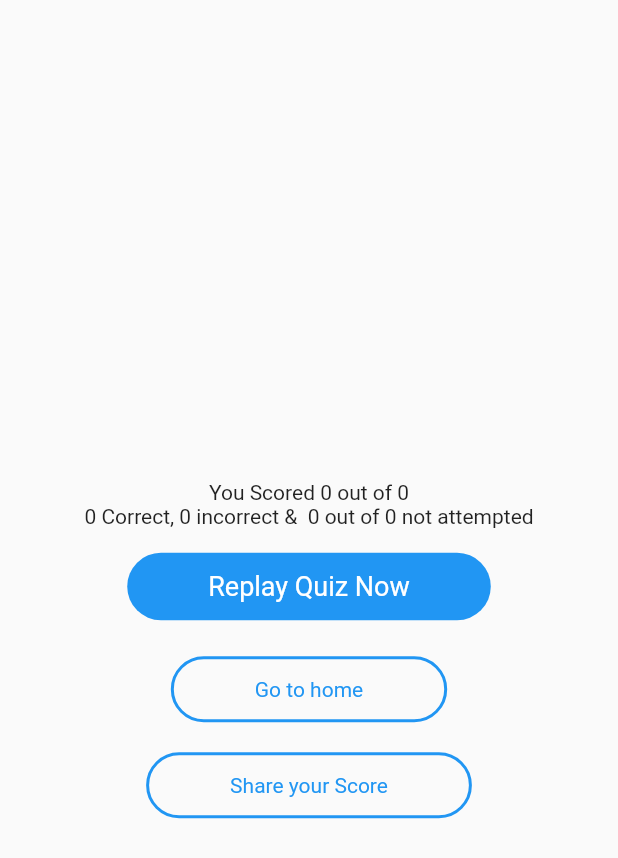
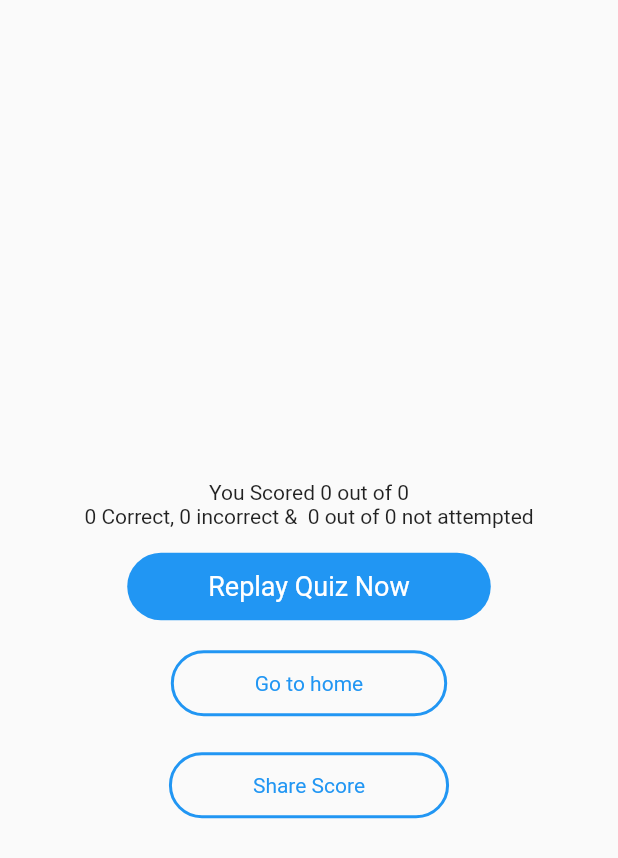
Before and after one commit to team-granite/Teamgranite_Sport_Trivia_app, a Flutter app: the Result screen opened directly with empty values, on a phone screen of 412 x 824 dp. Shown: the top 858 px of the screen. Run offline on Flutter 3.47's test engine with Material 2 defaults, Android fonts, the phone set to English and light mode, and no system bars; our stand-ins replace share.

Commit message:
Share added successfully

```diff
--- a/lib/views/score.dart
+++ b/lib/views/score.dart
@@ -70,7 +70,7 @@ class _ResultState extends State<Result> {
                   ),
                 ),
               ),
-              SizedBox(height: 24,),
+              SizedBox(height: 20,),
               InkWell(
                 onTap: () {
                   Navigator.pushReplacement(
@@ -91,10 +91,10 @@ class _ResultState extends State<Result> {
                   ),
                 ),
               ),
-              SizedBox(height: 20,),
+              SizedBox(height: 24,),
               InkWell(
                 onTap: () {
-                  Share.share("I scored ${widget.score} over ${widget.totalQuestion * 20} in the fun Sports Trivia App,\n Think you can do better, Join me ");
+                  Share.share("I scored ${widget.score} over ${widget.totalQuestion * 20} in the fun Sports Trivia App,\n Think you can do better? Join me ");
                 },
                 child: Container(
                   padding: EdgeInsets.symmetric(vertical: 12, horizontal: 54),
@@ -103,7 +103,7 @@ class _ResultState extends State<Result> {
                       border: Border.all(color: Colors.blue, width: 2)
                   ),
                   child: Text(
-                    "Share your Score",
+                    "Share Score",
                     style: TextStyle(color: Colors.blue),
                   ),
                 ),
```
Also changed, not shown: 1 other file.
